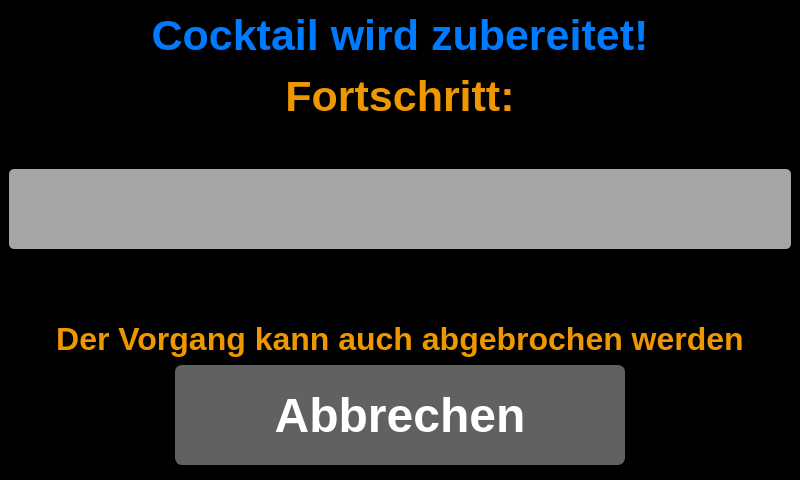
Old version of the form ui_elements/progressbarwindow.ui in the repository AndreWohnsland/CocktailBerry.
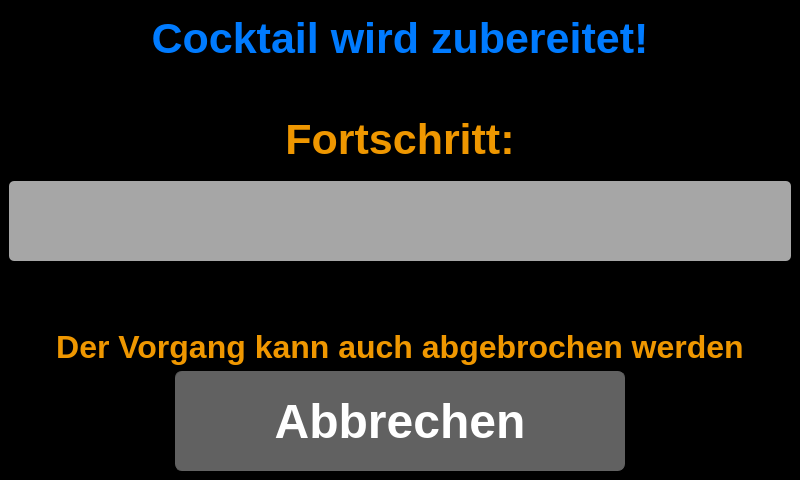
New version of the form.

Commit message: Adjusted ui for language support

Patch:
```diff
--- a/ui_elements/progressbarwindow.ui
+++ b/ui_elements/progressbarwindow.ui
@@ -81,6 +81,10 @@
 
 #Labbruch {
 	color: rgb(239, 151, 0);
+}
+
+#LProgress{
+	color: rgb(239, 151, 0);
 }</string>
   </property>
   <widget class="QWidget" name="centralwidget">
@@ -90,13 +94,13 @@
       <property name="minimumSize">
        <size>
         <width>0</width>
-        <height>150</height>
+        <height>100</height>
        </size>
       </property>
       <property name="maximumSize">
        <size>
         <width>16777215</width>
-        <height>150</height>
+        <height>90</height>
        </size>
       </property>
       <property name="font">
@@ -107,7 +111,36 @@
        </font>
       </property>
       <property name="text">
-       <string>&lt;html&gt;&lt;head/&gt;&lt;body&gt;&lt;p&gt;Cocktail wird zubereitet!&lt;/p&gt;&lt;p&gt;&lt;span style=&quot; color:#ef9700;&quot;&gt;Fortschritt:&lt;/span&gt;&lt;/p&gt;&lt;/body&gt;&lt;/html&gt;</string>
+       <string>&lt;html&gt;&lt;head/&gt;&lt;body&gt;&lt;p&gt;Cocktail wird zubereitet!&lt;/p&gt;&lt;/body&gt;&lt;/html&gt;</string>
+      </property>
+      <property name="alignment">
+       <set>Qt::AlignHCenter|Qt::AlignTop</set>
+      </property>
+     </widget>
+    </item>
+    <item>
+     <widget class="QLabel" name="LProgress">
+      <property name="minimumSize">
+       <size>
+        <width>0</width>
+        <height>50</height>
+       </size>
+      </property>
+      <property name="maximumSize">
+       <size>
+        <width>16777215</width>
+        <height>60</height>
+       </size>
+      </property>
+      <property name="font">
+       <font>
+        <pointsize>32</pointsize>
+        <weight>75</weight>
+        <bold>true</bold>
+       </font>
+      </property>
+      <property name="text">
+       <string>&lt;html&gt;&lt;head/&gt;&lt;body&gt;&lt;p&gt;&lt;span style=&quot; color:#ef9700;&quot;&gt;Fortschritt:&lt;/span&gt;&lt;/p&gt;&lt;/body&gt;&lt;/html&gt;</string>
       </property>
       <property name="alignment">
        <set>Qt::AlignHCenter|Qt::AlignTop</set>
```
The commit also changes 5 other files.
